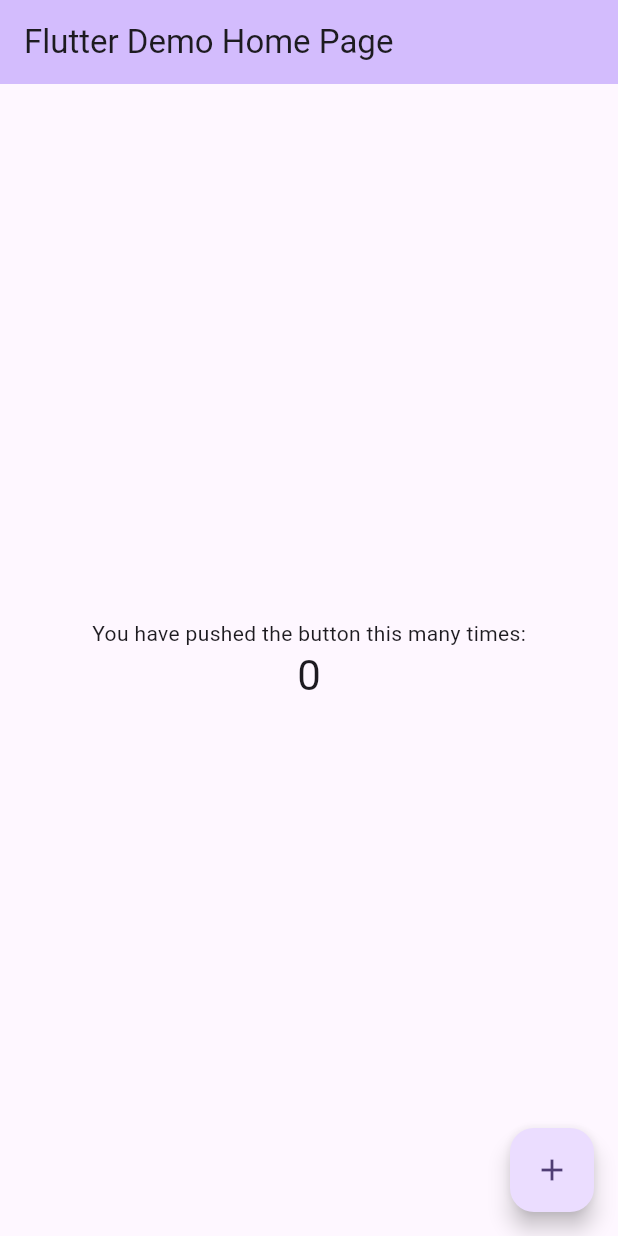
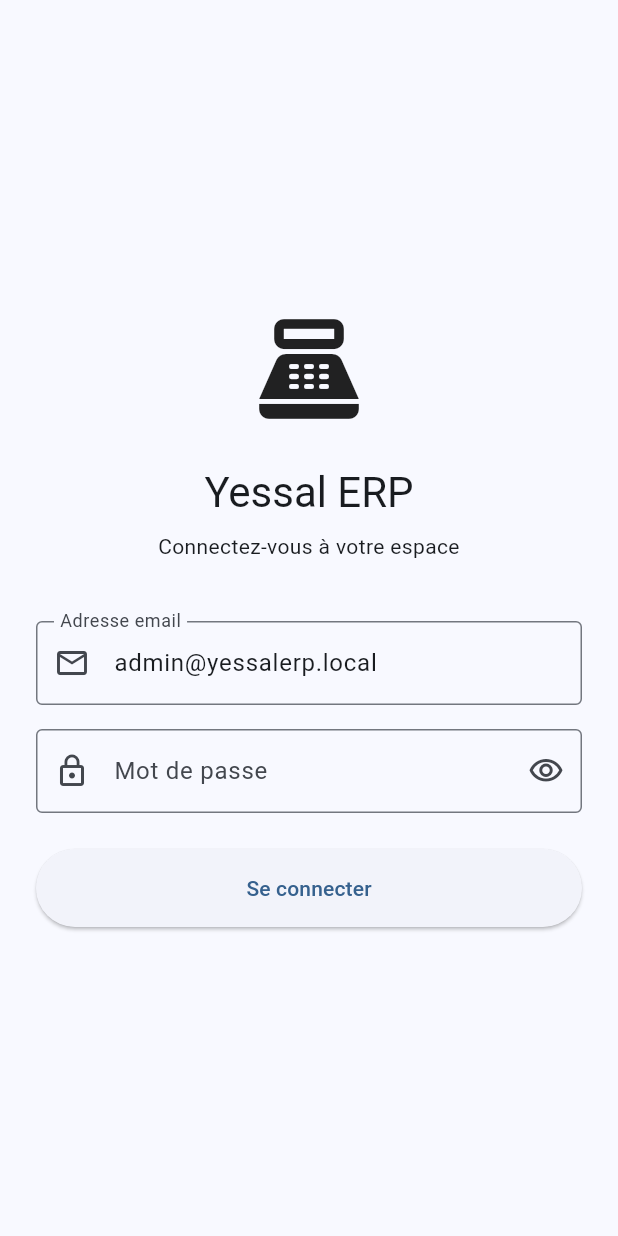
Before and after one commit to jaxaayannuaire/yessal-erp, a Flutter app: the screen it shows after launch, on a phone screen of 412 x 824 dp. Run offline on Flutter 3.47's test engine with Material 3 defaults, Android fonts, the phone set to English and light mode, and no system bars; our stand-ins replace flutter_secure_storage; accounts and stored records are empty.

Commit message:
feat: initialiser l’API Laravel et l’application mobile Flutter

```diff
--- a/apps/api/composer.json
+++ b/apps/api/composer.json
@@ -8,6 +8,7 @@
     "require": {
         "php": "^8.3",
         "laravel/framework": "^13.17",
+        "laravel/sanctum": "^4.0",
         "laravel/tinker": "^3.0"
     },
     "require-dev": {
--- /dev/null
+++ b/apps/mobile/lib/core/config/api_config.dart
@@ -0,0 +1,8 @@
+class ApiConfig {
+  static const String baseUrl = 'http://10.0.2.2:8000/api/v1';
+
+  static const String login = '$baseUrl/auth/login';
+  static const String register = '$baseUrl/auth/register';
+  static const String me = '$baseUrl/auth/me';
+  static const String logout = '$baseUrl/auth/logout';
+}
--- a/apps/mobile/lib/main.dart
+++ b/apps/mobile/lib/main.dart
@@ -1,121 +1,150 @@
 import 'package:flutter/material.dart';
 
+import 'core/services/auth_service.dart';
+import 'models/user.dart';
+import 'screens/auth/login_screen.dart';
+
 void main() {
-  runApp(const MyApp());
+  WidgetsFlutterBinding.ensureInitialized();
+  runApp(const YessalApp());
 }
 
-class MyApp extends StatelessWidget {
-  const MyApp({super.key});
+class YessalApp extends StatelessWidget {
+  const YessalApp({super.key});
 
-  // This widget is the root of your application.
   @override
   Widget build(BuildContext context) {
     return MaterialApp(
-      title: 'Flutter Demo',
+      title: 'Yessal ERP',
+      debugShowCheckedModeBanner: false,
       theme: ThemeData(
-        // This is the theme of your application.
-        //
-        // TRY THIS: Try running your application with "flutter run". You'll see
-        // the application has a purple toolbar. Then, without quitting the app,
-        // try changing the seedColor in the colorScheme below to Colors.green
-        // and then invoke "hot reload" (save your changes or press the "hot
-        // reload" button in a Flutter-supported IDE, or press "r" if you used
-        // the command line to start the app).
-        //
-        // Notice that the counter didn't reset back to zero; the application
-        // state is not lost during the reload. To reset the state, use hot
-        // restart instead.
-        //
-        // This works for code too, not just values: Most code changes can be
-        // tested with just a hot reload.
-        colorScheme: .fromSeed(seedColor: Colors.deepPurple),
+        colorScheme: ColorScheme.fromSeed(
+          seedColor: Colors.blue,
         ),
-      home: const MyHomePage(title: 'Flutter Demo Home Page'),
+        useMaterial3: true,
+      ),
+      home: const AppInitializer(),
     );
   }
 }
 
-class MyHomePage extends StatefulWidget {
-  const MyHomePage({super.key, required this.title});
-
-  // This widget is the home page of your application. It is stateful, meaning
-  // that it has a State object (defined below) that contains fields that affect
-  // how it looks.
-
-  // This class is the configuration for the state. It holds the values (in this
-  // case the title) provided by the parent (in this case the App widget) and
-  // used by the build method of the State. Fields in a Widget subclass are
-  // always marked "final".
-
-  final String title;
+class AppInitializer extends StatefulWidget {
+  const AppInitializer({super.key});
 
   @override
-  State<MyHomePage> createState() => _MyHomePageState();
+  State<AppInitializer> createState() => _AppInitializerState();
 }
 
-class _MyHomePageState extends State<MyHomePage> {
-  int _counter = 0;
+class _AppInitializerState extends State<AppInitializer> {
+  final _authService = AuthService();
 
-  void _incrementCounter() {
+  bool _isLoading = true;
+  User? _user;
+
+  @override
+  void initState() {
+    super.initState();
+    _restoreSession();
+  }
+
+  Future<void> _restoreSession() async {
+    final user = await _authService.me();
+
+    if (!mounted) return;
+
     setState(() {
-      // This call to setState tells the Flutter framework that something has
-      // changed in this State, which causes it to rerun the build method below
-      // so that the display can reflect the updated values. If we changed
-      // _counter without calling setState(), then the build method would not be
-      // called again, and so nothing would appear to happen.
-      _counter++;
+      _user = user;
+      _isLoading = false;
+    });
+  }
+
+  void _handleLogin(User user) {
+    setState(() {
+      _user = user;
+    });
+  }
+
+  Future<void> _handleLogout() async {
+    await _authService.logout();
+
+    if (!mounted) return;
+
+    setState(() {
+      _user = null;
     });
   }
 
   @override
   Widget build(BuildContext context) {
-    // This method is rerun every time setState is called, for instance as done
-    // by the _incrementCounter method above.
-    //
-    // The Flutter framework has been optimized to make rerunning build methods
-    // fast, so that you can just rebuild anything that needs updating rather
-    // than having to individually change instances of widgets.
+    if (_isLoading) {
+      return const Scaffold(
+        body: Center(
+          child: CircularProgressIndicator(),
+        ),
+      );
+    }
+
+    if (_user == null) {
+      return LoginScreen(
+        onLogin: _handleLogin,
+      );
+    }
+
+    return DashboardScreen(
+      user: _user!,
+      onLogout: _handleLogout,
+    );
+  }
+}
+
+class DashboardScreen extends StatelessWidget {
+  final User user;
+  final Future<void> Function() onLogout;
+
+  const DashboardScreen({
+    super.key,
+    required this.user,
+    required this.onLogout,
+  });
+
+  @override
+  Widget build(BuildContext context) {
     return Scaffold(
       appBar: AppBar(
-        // TRY THIS: Try changing the color here to a specific color (to
-        // Colors.amber, perhaps?) and trigger a hot reload to see the AppBar
-        // change color while the other colors stay the same.
-        backgroundColor: Theme.of(context).colorScheme.inversePrimary,
-        // Here we take the value from the MyHomePage object that was created by
-        // the App.build method, and use it to set our appbar title.
-        title: Text(widget.title),
+        title: const Text('Yessal ERP'),
+        actions: [
+          IconButton(
+            icon: const Icon(Icons.logout),
+            onPressed: () async {
+              await onLogout();
+            },
+          ),
+        ],
       ),
       body: Center(
-        // Center is a layout widget. It takes a single child and positions it
-        // in the middle of the parent.
+        child: Padding(
+          padding: const EdgeInsets.all(24),
           child: Column(
-          // Column is also a layout widget. It takes a list of children and
-          // arranges them vertically. By default, it sizes itself to fit its
-          // children horizontally, and tries to be as tall as its parent.
-          //
-          // Column has various properties to control how it sizes itself and
-          // how it positions its children. Here we use mainAxisAlignment to
-          // center the children vertically; the main axis here is the vertical
-          // axis because Columns are vertical (the cross axis would be
-          // horizontal).
-          //
-          // TRY THIS: Invoke "debug painting" (choose the "Toggle Debug Paint"
-          // action in the IDE, or press "p" in the console), to see the
-          // wireframe for each widget.
-          mainAxisAlignment: .center,
+            mainAxisAlignment: MainAxisAlignment.center,
             children: [
-            const Text('You have pushed the button this many times:'),
+              const Icon(
+                Icons.account_circle,
+                size: 100,
+              ),
+              const SizedBox(height: 24),
               Text(
-              '$_counter',
-              style: Theme.of(context).textTheme.headlineMedium,
+                'Bienvenue ${user.name}',
+                style: Theme.of(context).textTheme.headlineSmall,
+              ),
+              const SizedBox(height: 8),
+              Text(user.email),
+              const SizedBox(height: 32),
+              const Text(
+                'Connexion API Laravel réussie.',
               ),
             ],
           ),
         ),
-      floatingActionButton: FloatingActionButton(
-        onPressed: _incrementCounter,
-        tooltip: 'Increment',
-        child: const Icon(Icons.add),
       ),
     );
   }
--- /dev/null
+++ b/apps/mobile/lib/models/user.dart
@@ -0,0 +1,19 @@
+class User {
+  final int id;
+  final String name;
+  final String email;
+
+  User({
+    required this.id,
+    required this.name,
+    required this.email,
+  });
+
+  factory User.fromJson(Map<String, dynamic> json) {
+    return User(
+      id: json['id'],
+      name: json['name'],
+      email: json['email'],
+    );
+  }
+}
--- /dev/null
+++ b/apps/mobile/lib/screens/auth/login_screen.dart
@@ -0,0 +1,179 @@
+import 'package:flutter/material.dart';
+
+import '../../core/services/auth_service.dart';
+import '../../models/user.dart';
+
+class LoginScreen extends StatefulWidget {
+  final void Function(User user) onLogin;
+
+  const LoginScreen({
+    super.key,
+    required this.onLogin,
+  });
+
+  @override
+  State<LoginScreen> createState() => _LoginScreenState();
+}
+
+class _LoginScreenState extends State<LoginScreen> {
+  final _formKey = GlobalKey<FormState>();
+  final _authService = AuthService();
+
+  final _emailController = TextEditingController(
+    text: 'admin@yessalerp.local',
+  );
+
+  final _passwordController = TextEditingController();
+
+  bool _isLoading = false;
+  bool _obscurePassword = true;
+
+  Future<void> _login() async {
+    if (!_formKey.currentState!.validate()) return;
+
+    setState(() => _isLoading = true);
+
+    try {
+      final user = await _authService.login(
+        email: _emailController.text.trim(),
+        password: _passwordController.text,
+      );
+
+      if (!mounted) return;
+
+      widget.onLogin(user);
+    } catch (e) {
+      if (!mounted) return;
+
+      ScaffoldMessenger.of(context).showSnackBar(
+        SnackBar(
+          content: Text(
+            e.toString().replaceFirst('Exception: ', ''),
+          ),
+        ),
+      );
+    } finally {
+      if (mounted) {
+        setState(() => _isLoading = false);
+      }
+    }
+  }
+
+  @override
+  void dispose() {
+    _emailController.dispose();
+    _passwordController.dispose();
+    super.dispose();
+  }
+
+  @override
+  Widget build(BuildContext context) {
+    return Scaffold(
+      body: SafeArea(
+        child: Center(
+          child: SingleChildScrollView(
+            padding: const EdgeInsets.all(24),
+            child: ConstrainedBox(
+              constraints: const BoxConstraints(maxWidth: 450),
+              child: Form(
+                key: _formKey,
+                child: Column(
+                  crossAxisAlignment: CrossAxisAlignment.stretch,
+                  children: [
+                    const Icon(
+                      Icons.point_of_sale,
+                      size: 80,
+                    ),
+
+                    const SizedBox(height: 24),
+
+                    Text(
+                      'Yessal ERP',
+                      textAlign: TextAlign.center,
+                      style: Theme.of(context)
+                          .textTheme
+                          .headlineMedium,
+                    ),
+
+                    const SizedBox(height: 8),
+
+                    const Text(
+                      'Connectez-vous à votre espace',
+                      textAlign: TextAlign.center,
+                    ),
+
+                    const SizedBox(height: 40),
+
+                    TextFormField(
+                      controller: _emailController,
+                      keyboardType: TextInputType.emailAddress,
+                      decoration: const InputDecoration(
+                        labelText: 'Adresse email',
+                        prefixIcon: Icon(Icons.email_outlined),
+                        border: OutlineInputBorder(),
+                      ),
+                      validator: (value) {
+                        if (value == null || value.isEmpty) {
+                          return 'Veuillez saisir votre adresse email';
+                        }
+
+                        if (!value.contains('@')) {
+                          return 'Adresse email invalide';
+                        }
+
+                        return null;
+                      },
+                    ),
+
+                    const SizedBox(height: 16),
+
+                    TextFormField(
+                      controller: _passwordController,
+                      obscureText: _obscurePassword,
+                      decoration: InputDecoration(
+                        labelText: 'Mot de passe',
+                        prefixIcon: const Icon(Icons.lock_outline),
+                        border: const OutlineInputBorder(),
+                        suffixIcon: IconButton(
+                          icon: Icon(
+                            _obscurePassword
+                                ? Icons.visibility_outlined
+                                : Icons.visibility_off_outlined,
+                          ),
+                          onPressed: () {
+                            setState(() {
+                              _obscurePassword = !_obscurePassword;
+                            });
+                          },
+                        ),
+                      ),
+                      validator: (value) {
+                        if (value == null || value.isEmpty) {
+                          return 'Veuillez saisir votre mot de passe';
+                        }
+
+                        return null;
+                      },
+                    ),
+
+                    const SizedBox(height: 24),
+
+                    SizedBox(
+                      height: 52,
+                      child: ElevatedButton(
+                        onPressed: _isLoading ? null : _login,
+                        child: _isLoading
+                            ? const CircularProgressIndicator()
+                            : const Text('Se connecter'),
+                      ),
+                    ),
+                  ],
+                ),
+              ),
+            ),
+          ),
+        ),
+      ),
+    );
+  }
+}
--- a/apps/mobile/pubspec.yaml
+++ b/apps/mobile/pubspec.yaml
@@ -30,6 +30,8 @@ environment:
 dependencies:
   flutter:
     sdk: flutter
+  http: ^1.5.0
+  flutter_secure_storage: ^9.2.4
 
   # The following adds the Cupertino Icons font to your application.
   # Use with the CupertinoIcons class for iOS style icons.
```
Also changed, not shown: apps/mobile/lib/core/services/auth_service.dart (added, +129 -0 lines), apps/mobile/pubspec.lock, 12 other files. Lines whose indentation alone changed are shown as unchanged.
